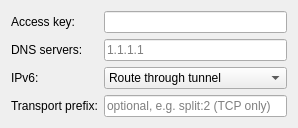
Before: the Qt Designer form plasma/src/outlinewidget.ui in alexcrack/network-manager-outline, drawn with Qt 5.
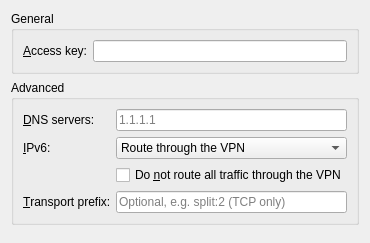
After: the same form once the commit is applied. Custom widgets are drawn as their Qt base class.

The edit to the form file:
```diff
--- a/plasma/src/outlinewidget.ui
+++ b/plasma/src/outlinewidget.ui
@@ -2,47 +2,77 @@
 <ui version="4.0">
  <class>OutlineWidget</class>
  <widget class="QWidget" name="OutlineWidget">
-  <layout class="QFormLayout" name="formLayout">
+  <layout class="QVBoxLayout" name="mainLayout">
+   <item>
+    <widget class="QGroupBox" name="generalGroup">
+     <property name="title"><string>General</string></property>
+     <layout class="QFormLayout" name="generalLayout">
    <item row="0" column="0">
     <widget class="QLabel" name="accessKeyLabel">
-     <property name="text"><string>Access key:</string></property>
+        <property name="text"><string>&amp;Access key:</string></property>
+        <property name="buddy"><cstring>accessKey</cstring></property>
     </widget>
    </item>
    <item row="0" column="1">
     <widget class="PasswordField" name="accessKey">
-     <property name="toolTip"><string>ss://… or ssconf://… key from your Outline server admin</string></property>
-    </widget>
-   </item>
-   <item row="1" column="0">
+        <property name="toolTip"><string>The ss://… or ssconf://… key from your Outline server administrator</string></property>
+       </widget>
+      </item>
+     </layout>
+    </widget>
+   </item>
+   <item>
+    <widget class="QGroupBox" name="advancedGroup">
+     <property name="title"><string>Advanced</string></property>
+     <layout class="QFormLayout" name="advancedLayout">
+      <item row="0" column="0">
     <widget class="QLabel" name="dnsLabel">
-     <property name="text"><string>DNS servers:</string></property>
-    </widget>
-   </item>
-   <item row="1" column="1">
+        <property name="text"><string>&amp;DNS servers:</string></property>
+        <property name="buddy"><cstring>dns</cstring></property>
+       </widget>
+      </item>
+      <item row="0" column="1">
     <widget class="QLineEdit" name="dns">
      <property name="placeholderText"><string>1.1.1.1</string></property>
-    </widget>
-   </item>
-   <item row="2" column="0">
+        <property name="toolTip"><string>Comma-separated IPv4 or IPv6 addresses, used through the tunnel</string></property>
+       </widget>
+      </item>
+      <item row="1" column="0">
     <widget class="QLabel" name="ipv6Label">
-     <property name="text"><string>IPv6:</string></property>
-    </widget>
-   </item>
-   <item row="2" column="1">
+        <property name="text"><string>&amp;IPv6:</string></property>
+        <property name="buddy"><cstring>ipv6</cstring></property>
+       </widget>
+      </item>
+      <item row="1" column="1">
     <widget class="QComboBox" name="ipv6">
-     <item><property name="text"><string>Route through tunnel</string></property></item>
+        <item><property name="text"><string>Route through the VPN</string></property></item>
      <item><property name="text"><string>Off (IPv6 bypasses the VPN)</string></property></item>
     </widget>
    </item>
+      <item row="2" column="1">
+       <widget class="QCheckBox" name="neverDefault">
+        <property name="text"><string>Do &amp;not route all traffic through the VPN</string></property>
+       </widget>
+      </item>
    <item row="3" column="0">
     <widget class="QLabel" name="prefixLabel">
-     <property name="text"><string>Transport prefix:</string></property>
+        <property name="text"><string>&amp;Transport prefix:</string></property>
+        <property name="buddy"><cstring>transportPrefix</cstring></property>
     </widget>
    </item>
    <item row="3" column="1">
     <widget class="QLineEdit" name="transportPrefix">
-     <property name="placeholderText"><string>optional, e.g. split:2 (TCP only)</string></property>
-    </widget>
+        <property name="placeholderText"><string>Optional, e.g. split:2 (TCP only)</string></property>
+        <property name="toolTip"><string>outline-sdk transport prefix applied below Shadowsocks for TCP connections, for example split:2 or tlsfrag:1</string></property>
+       </widget>
+      </item>
+     </layout>
+    </widget>
+   </item>
+   <item>
+    <spacer name="verticalSpacer">
+     <property name="orientation"><enum>Qt::Vertical</enum></property>
+    </spacer>
    </item>
   </layout>
  </widget>
```
Lines whose indentation alone changed are shown as unchanged.
